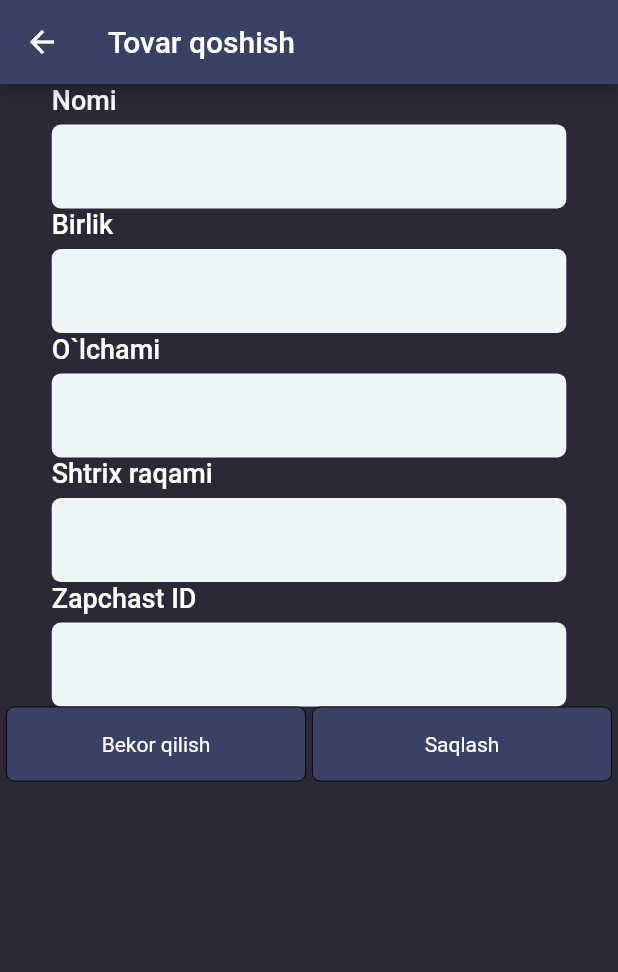
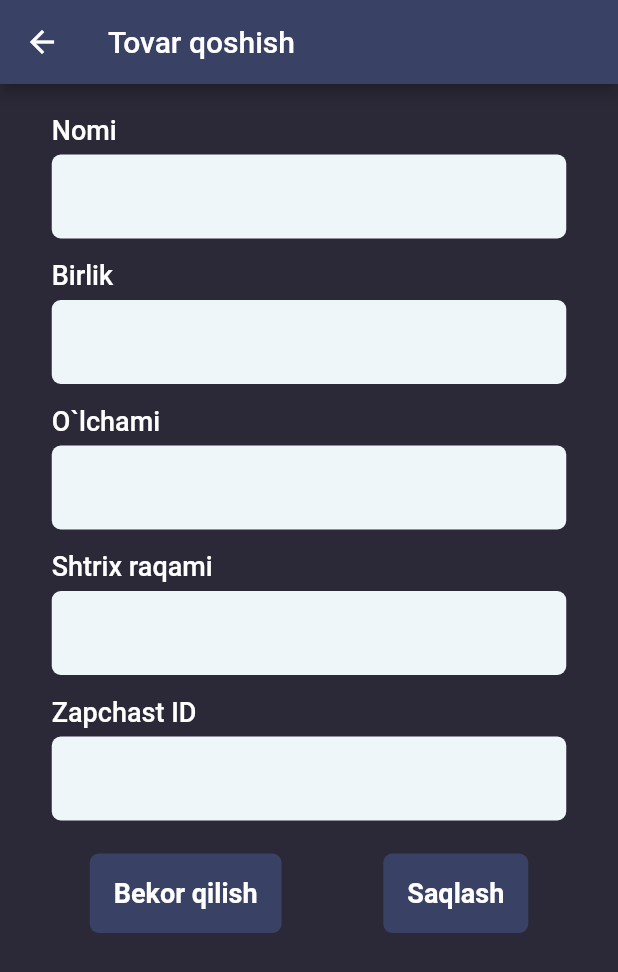
Before and after one commit to Hikmatullohprogramist/kon_app, a Flutter app: the AddStorePage screen opened directly, on a phone screen of 412 x 824 dp. Shown: the top 972 px of the screen. Run offline on Flutter 3.47's test engine with Material 2 defaults, Android fonts, the phone set to English and light mode, and no system bars; our stand-ins replace dio, get, hive; accounts and stored records are empty; network calls fail; Roboto replaces fonts that are missing (Montserrat).

Commit message:
complect add store item page

```diff
--- a/lib/main.dart
+++ b/lib/main.dart
@@ -1,6 +1,7 @@
 import 'package:flutter/material.dart';
 import 'package:get/get.dart';
 import 'package:hive/hive.dart';
+import 'package:kon_app/viewModel/addProductInStoreViewModel.dart';
 import 'package:kon_app/viewModel/getAllProductViewModel.dart';
 import 'package:provider/provider.dart';
 import 'package:path_provider/path_provider.dart';
@@ -28,6 +29,8 @@ void main() async {
         ),
         ChangeNotifierProvider(
           create: (context) => GetAllProductViewModel(),
+        ),  ChangeNotifierProvider(
+          create: (context) => AddStoreItem(),
         ),
       ],
       child: const MyApp(),
--- /dev/null
+++ b/lib/viewModel/addProductInStoreViewModel.dart
@@ -0,0 +1,17 @@
+import 'package:flutter/cupertino.dart';
+import 'package:kon_app/data/service/service.dart';
+
+class AddStoreItem extends ChangeNotifier {
+  var progress = false;
+  ApiService apiService = ApiService();
+
+  add(
+    String name,
+    String birlik,
+    String size,
+    int number,
+    int zapchast_id,
+  ) async {
+    await apiService.addStore(name, birlik, size, number, zapchast_id);
+  }
+}
--- a/lib/viewModel/getAllProductViewModel.dart
+++ b/lib/viewModel/getAllProductViewModel.dart
@@ -14,10 +14,13 @@ class GetAllProductViewModel extends ChangeNotifier {
 
   getAllProduct() async {
     progress = true;
+    notifyListeners();
     products = await apiService.fetchAllProducts();
     if (kDebugMode) {
       print("===================================================================$products");
     }
     progress = false;
+    notifyListeners();
+
   }
 }
--- a/lib/views/store_page/add_page/add_page.dart
+++ b/lib/views/store_page/add_page/add_page.dart
@@ -1,7 +1,11 @@
 import 'package:flutter/material.dart';
+import 'package:get/get.dart';
 import 'package:kon_app/utils/colors.dart';
-import 'package:kon_app/widgets/custom_container.dart';
+import 'package:kon_app/viewModel/addProductInStoreViewModel.dart';
+import 'package:kon_app/views/store_page/store_page.dart';
+import 'package:kon_app/widgets/custom_button.dart';
 import 'package:kon_app/widgets/custom_input.dart';
+import 'package:provider/provider.dart';
 
 class AddStorePage extends StatefulWidget {
   const AddStorePage({super.key});
@@ -16,6 +20,13 @@ class _AddStorePageState extends State<AddStorePage> {
   // "size": "string",
   // "number": 0,
   // "zapchast_id": 0
+
+  TextEditingController nameCtrl = TextEditingController();
+  TextEditingController birlikCtrl = TextEditingController();
+  TextEditingController sizeCtrl = TextEditingController();
+  TextEditingController numberCtrl = TextEditingController();
+  TextEditingController zapchast_idCtrl = TextEditingController();
+
   @override
   Widget build(BuildContext context) {
     return Scaffold(
@@ -28,44 +39,79 @@ class _AddStorePageState extends State<AddStorePage> {
         child: Column(
           mainAxisAlignment: MainAxisAlignment.spaceBetween,
           children: [
+            const SizedBox(
+              height: 20,
+            ),
             CustomInput(
+              controller: nameCtrl,
+              miLenght: 1,
               text: "Nomi",
             ),
-
+            const SizedBox(
+              height: 14,
+            ),
             CustomInput(
+              controller: birlikCtrl,
+              miLenght: 1,
               text: "Birlik",
             ),
+            const SizedBox(
+              height: 14,
+            ),
             CustomInput(
+              controller: sizeCtrl,
+              miLenght: 1,
               text: "O`lchami",
             ),
+            const SizedBox(
+              height: 14,
+            ),
             CustomInput(
+              controller: numberCtrl,
+              miLenght: 1,
               text: "Shtrix raqami",
             ),
+            const SizedBox(
+              height: 14,
+            ),
             CustomInput(
+              controller: zapchast_idCtrl,
+              miLenght: 1,
               text: "Zapchast ID",
             ),
-            const Row(
+            const SizedBox(
+              height: 14,
+            ),
+            Row(
               mainAxisAlignment: MainAxisAlignment.spaceEvenly,
               children: [
-                CustomContainer(
-                  width: 200,
-                  height: 50,
-                  child: Center(
-                    child: Text(
-                      "Bekor qilish",
-                      style: TextStyle(color: AppColor.whiteColor),
-                    ),
-                  ),
-                ),
-                CustomContainer(
-                  width: 200,
-                  height: 50,
-                  child: Center(
-                    child: Text(
-                      "Saqlash",
-                      style: TextStyle(color: AppColor.whiteColor),
-                    ),
-                  ),
+                CustomButton(
+                    text: "Bekor qilish",
+                    onclick: () {
+                      nameCtrl.clear();
+                      birlikCtrl.clear();
+                      sizeCtrl.clear();
+                      numberCtrl.clear();
+                      zapchast_idCtrl.clear();
+                      Get.offAll(const StorePage());
+                    }),
+                Consumer<AddStoreItem>(
+                  builder: (context, value, child) => CustomButton(
+                      text: "Saqlash",
+                      onclick: () {
+                        value.add(
+                          nameCtrl.text,
+                          birlikCtrl.text,
+                          sizeCtrl.text,
+                          int.parse(numberCtrl.text),
+                          int.parse(zapchast_idCtrl.text),
+                        );
+                        nameCtrl.clear();
+                        birlikCtrl.clear();
+                        sizeCtrl.clear();
+                        numberCtrl.clear();
+                        zapchast_idCtrl.clear();
+                      }),
                 ),
               ],
             ),
--- a/lib/views/store_page/store_page.dart
+++ b/lib/views/store_page/store_page.dart
@@ -27,7 +27,8 @@ class StorePage extends StatelessWidget {
         appBar: AppBar(
           actions: [
             IconButton(
-              onPressed: () {},
+              onPressed: () {
+                },
               icon: const Icon(
                 Icons.qr_code,
               ),
```
Also changed, not shown: lib/data/service/service.dart (+39 -26 lines).
